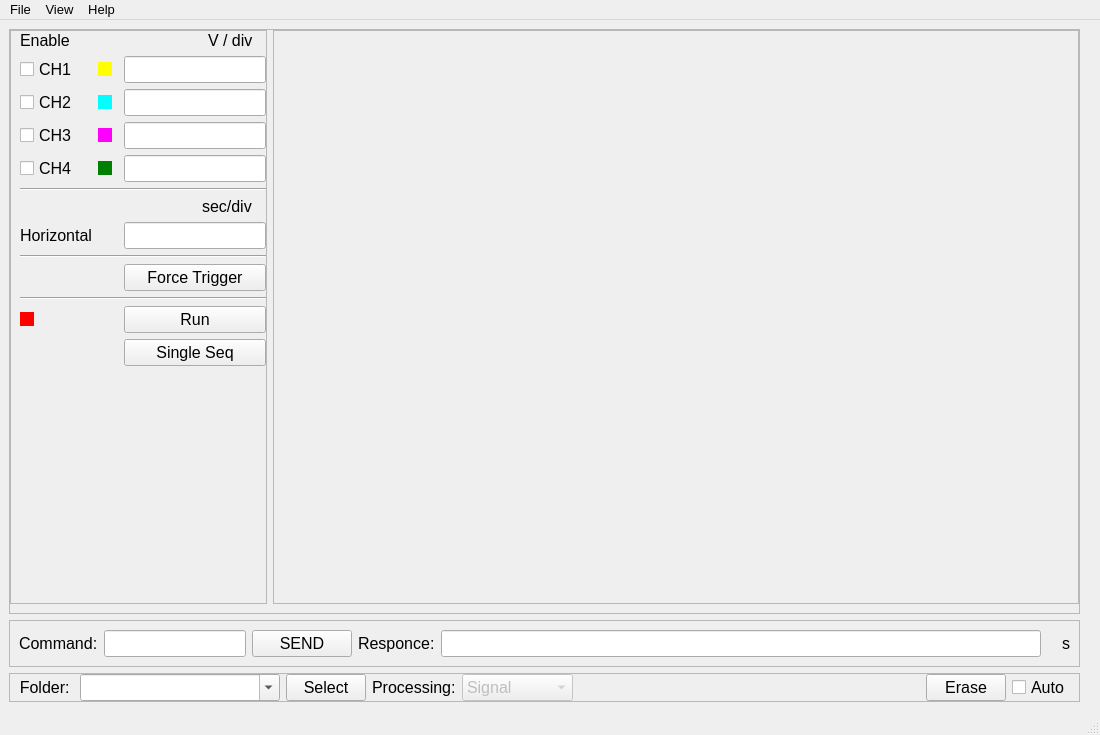
salinsalins/Tectronix, file TectronixUI.ui: the form before one commit.
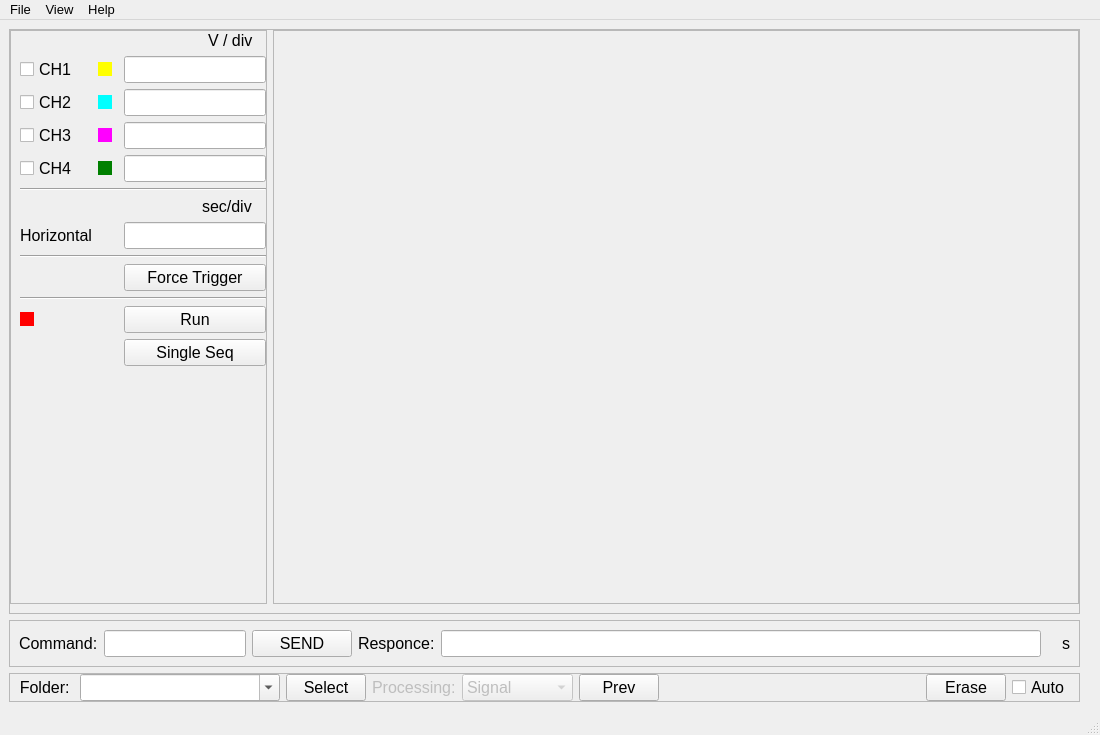
The form after the commit.

What changed in the file:
```diff
--- a/TectronixUI.ui
+++ b/TectronixUI.ui
@@ -143,34 +143,6 @@
             </property>
            </widget>
           </item>
-          <item row="0" column="0">
-           <widget class="QLabel" name="label_9">
-            <property name="sizePolicy">
-             <sizepolicy hsizetype="Fixed" vsizetype="Fixed">
-              <horstretch>0</horstretch>
-              <verstretch>0</verstretch>
-             </sizepolicy>
-            </property>
-            <property name="minimumSize">
-             <size>
-              <width>0</width>
-              <height>0</height>
-             </size>
-            </property>
-            <property name="maximumSize">
-             <size>
-              <width>16777215</width>
-              <height>16777215</height>
-             </size>
-            </property>
-            <property name="text">
-             <string>Enable</string>
-            </property>
-            <property name="textFormat">
-             <enum>Qt::PlainText</enum>
-            </property>
-           </widget>
-          </item>
           <item row="1" column="0">
            <widget class="QCheckBox" name="checkBox_1">
             <property name="text">
@@ -792,6 +764,9 @@
        </item>
        <item>
         <widget class="QLabel" name="label_2">
+         <property name="enabled">
+          <bool>false</bool>
+         </property>
          <property name="sizePolicy">
           <sizepolicy hsizetype="Fixed" vsizetype="Preferred">
            <horstretch>0</horstretch>
@@ -837,6 +812,24 @@
          </item>
         </widget>
        </item>
+       <item>
+        <widget class="QPushButton" name="pushButton_7">
+         <property name="sizePolicy">
+          <sizepolicy hsizetype="Fixed" vsizetype="Preferred">
+           <horstretch>0</horstretch>
+           <verstretch>0</verstretch>
+          </sizepolicy>
+         </property>
+         <property name="font">
+          <font>
+           <pointsize>12</pointsize>
+          </font>
+         </property>
+         <property name="text">
+          <string>Prev</string>
+         </property>
+        </widget>
+       </item>
        <item>
         <spacer name="horizontalSpacer">
          <property name="orientation">
```
